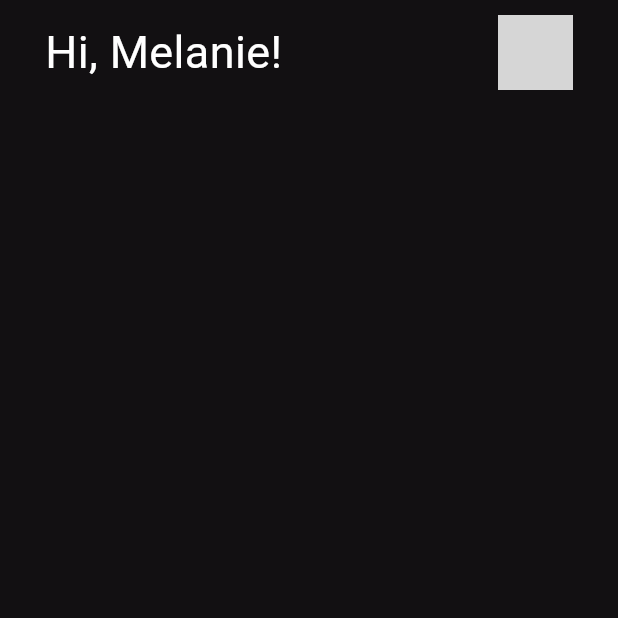
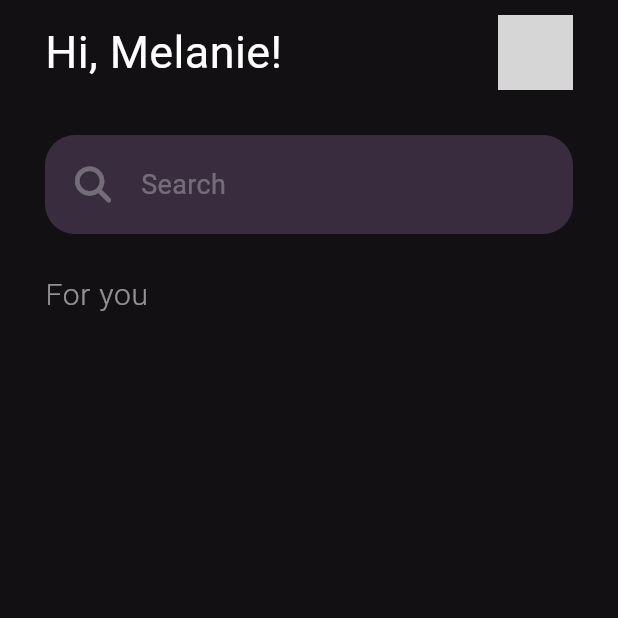
Before and after one commit to thewasta/Movie_App_Sample_One, a Flutter app: the screen it shows after launch, on a phone screen of 412 x 824 dp, the top half of it. Run offline on Flutter 3.47's test engine with Material 2 defaults, Android fonts, the phone set to English and light mode, and no system bars; our stand-ins replace font_awesome_flutter, google_fonts; network calls fail; grey boxes are pictures that could not be loaded.

Commit message:
[WIP] Search bar

```diff
--- a/lib/screens/home_screen.dart
+++ b/lib/screens/home_screen.dart
@@ -1,4 +1,5 @@
 import 'package:flutter/material.dart';
+import 'package:font_awesome_flutter/font_awesome_flutter.dart';
 import 'package:movie_app_design/utils/constants.dart';
 
 class HomeScreen extends StatelessWidget {
@@ -60,6 +61,55 @@ class HomeScreen extends StatelessWidget {
                       ],
                     ),
                   ),
+                  const SizedBox(
+                    height: 20,
+                  ),
+                  // Search bar
+                  Padding(
+                    padding: const EdgeInsets.symmetric(
+                      horizontal: 30,
+                    ),
+                    child: Container(
+                      padding: const EdgeInsets.all(20),
+                      decoration: BoxDecoration(
+                        color: kSearchBarColor,
+                        borderRadius: BorderRadius.circular(20),
+                      ),
+                      child: const Row(
+                        children: <Widget>[
+                          Icon(
+                            FontAwesomeIcons.magnifyingGlass,
+                            color: Colors.white30,
+                          ),
+                          SizedBox(
+                            width: 20,
+                          ),
+                          Text(
+                            "Search",
+                            style:
+                                TextStyle(fontSize: 18, color: Colors.white30),
+                          )
+                        ],
+                      ),
+                    ),
+                  ),
+                  const SizedBox(
+                    height: 20,
+                  ),
+                  Padding(
+                    padding: EdgeInsets.symmetric(
+                      horizontal: 30,
+                      vertical: 5,
+                    ),
+                    child: Text(
+                      "For you",
+                      style: Theme.of(context).textTheme.bodyLarge?.copyWith(
+                            color: Colors.white54,
+                            fontSize: 20,
+                            fontWeight: FontWeight.w300,
+                          ),
+                    ),
+                  )
                 ],
               ),
             ),
```
